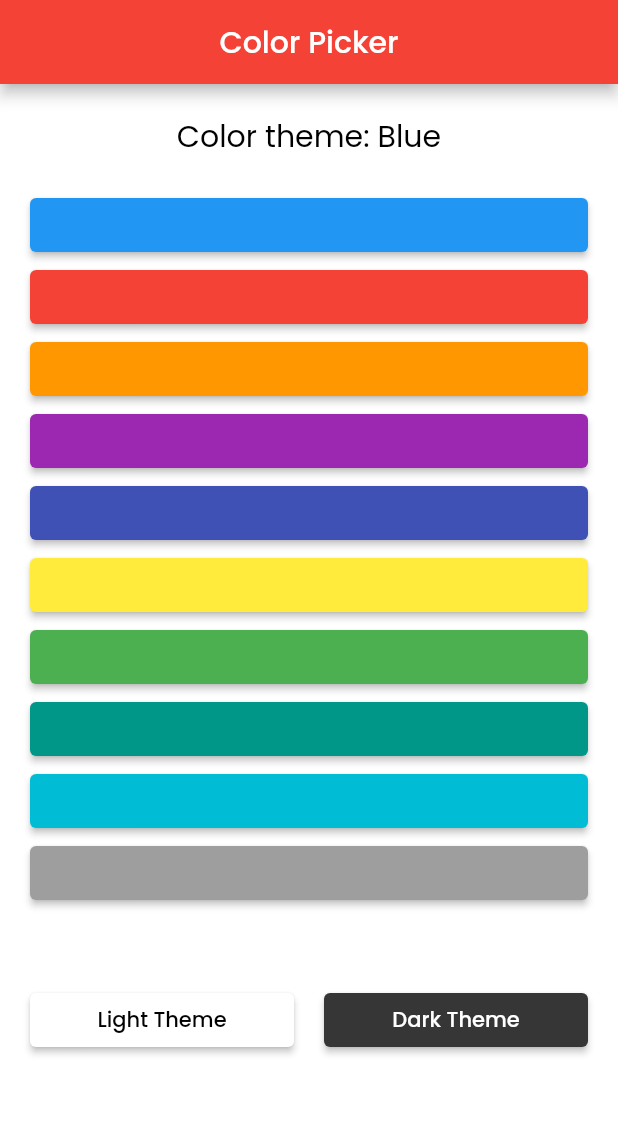
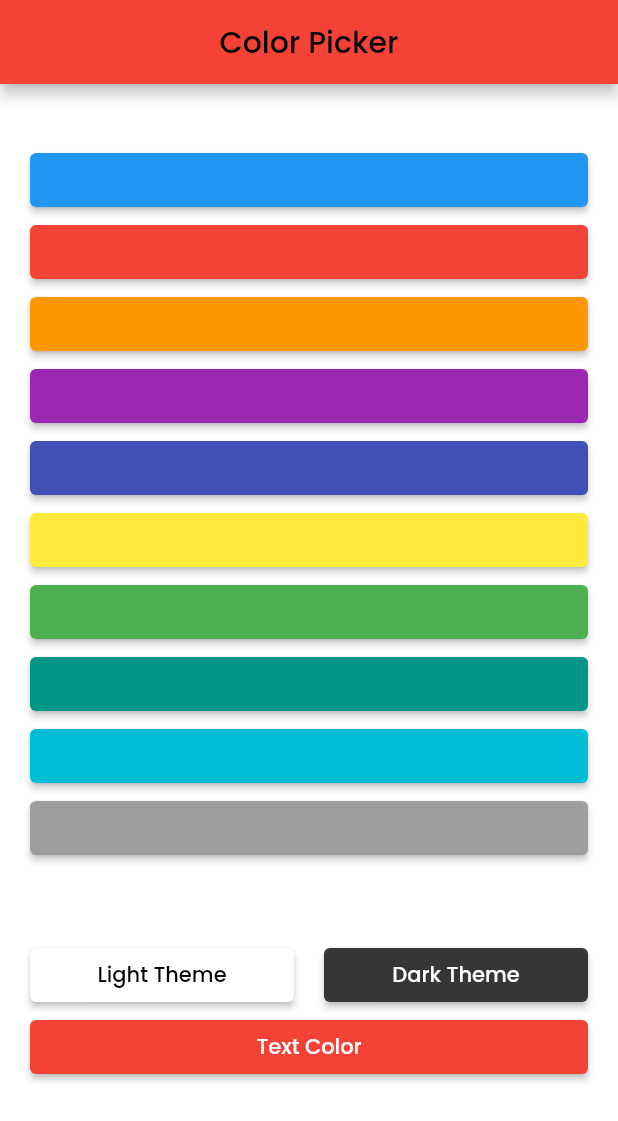
Before and after one commit to nick747/f_color_picker, a Flutter app: the screen it shows after launch, after a tap on "Light Theme", on a phone screen of 412 x 824 dp. Shown: the top 1121 px of the screen. Run offline on Flutter 3.47's test engine with Material 2 defaults, Android fonts, the phone set to English and light mode, and no system bars; our stand-ins replace google_fonts.

Commit message:
Added Text Color changer button

```diff
--- a/lib/view/home_screen.dart
+++ b/lib/view/home_screen.dart
@@ -17,14 +17,14 @@ class _MyHomePageState extends State<MyHomePage> {
 
   var appBarColor = Colors.red;
   var bgColor = Colors.white;
-  var secondaryColor = Colors.black;
+  var secondaryColor = false;
 
   @override
   Widget build(BuildContext context) {
     return Scaffold(
       backgroundColor: bgColor,
       appBar:  AppBar(
-        title: const Text('Color Picker'),
+        title: Text('Color Picker', style: TextStyle(color: secondaryColor ? Colors.white : Colors.black),),
         backgroundColor: appBarColor,
         centerTitle: true,
       ),
@@ -33,7 +33,6 @@ class _MyHomePageState extends State<MyHomePage> {
             padding: const EdgeInsets.all(20.0),
             child: Column(
                 children: [
-                  Text('Color theme: Blue', style: TextStyle(fontSize: 20, color: secondaryColor),),
                   const SizedBox(
                     height: 20,
                   ),
@@ -181,7 +180,6 @@ class _MyHomePageState extends State<MyHomePage> {
                           child: ElevatedButton(
                             onPressed: () {
                               bgColor = white;
-                              secondaryColor = Colors.black;
                               setState(() {});
                             },
                             child: const Text('Light Theme', style: TextStyle(color: Colors.black),),
@@ -198,7 +196,6 @@ class _MyHomePageState extends State<MyHomePage> {
                           child: ElevatedButton(
                             onPressed: () {
                               bgColor = Color(black);
-                              secondaryColor = Colors.white;
                               setState(() {});
                             },
                             child: const Text('Dark Theme'),
@@ -209,7 +206,21 @@ class _MyHomePageState extends State<MyHomePage> {
                         ),
                       ],
                     ),
-                  )
+                  ),
+
+                  SizedBox(
+                      width: double.infinity,
+                      child: ElevatedButton(
+                        onPressed: () {
+                          secondaryColor = !secondaryColor;
+                          setState(() {});
+                        },
+                        child: const Text('Text Color'),
+                        style: ElevatedButton.styleFrom(
+                          backgroundColor: appBarColor,
+                        ),
+                      ),
+                    ),
                 ],
               ),
           ),
```
